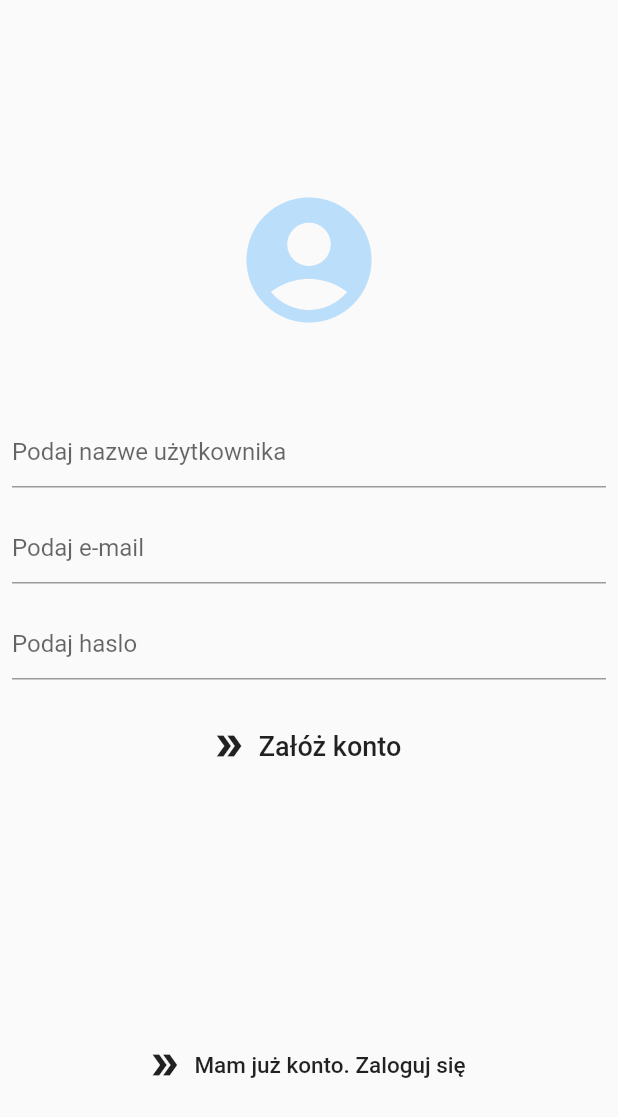
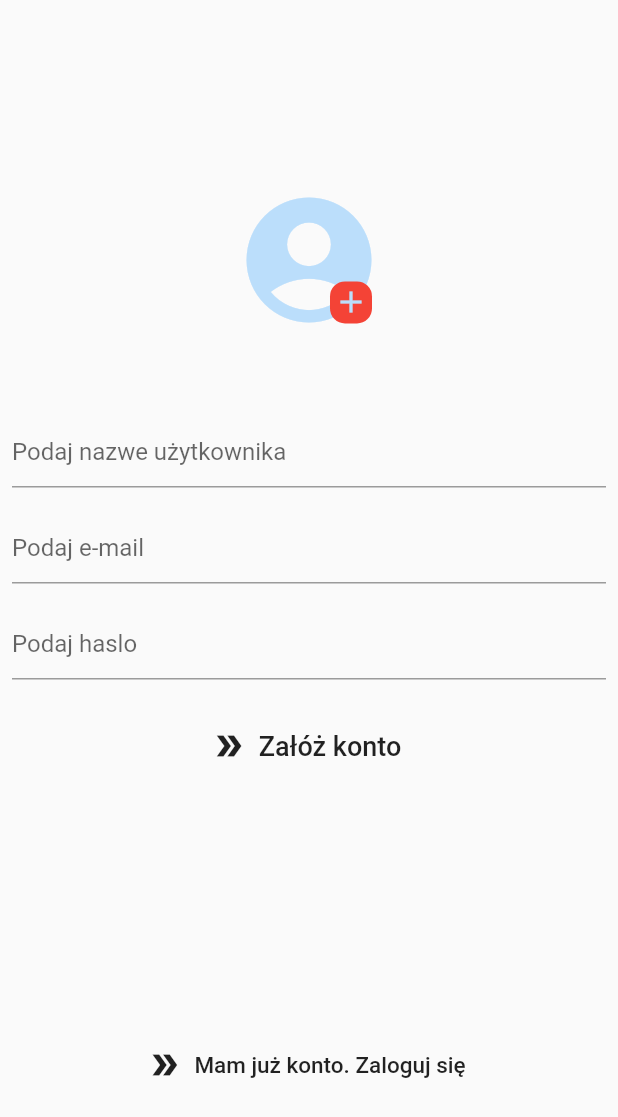
Before and after one commit to Zrazeo/Programowanie_Zespolowe, a Flutter app: the screen it shows after launch, after a tap on "Nie masz konta? Zarejestruj sie", after a tap on "Załóż konto", on a phone screen of 412 x 824 dp. Shown: the top 1117 px of the screen. Run offline on Flutter 3.47's test engine with Material 2 defaults, Android fonts, the phone set to English and light mode, and no system bars; our stand-ins replace cloud_firestore, firebase_auth, firebase_core, firebase_storage, flutter_keyboard_visibility, image_picker and 1 more; accounts and stored records are empty.

Commit message:
Dodanie badge i okraglych zdjec

```diff
--- a/lib/screens/login_screen.dart
+++ b/lib/screens/login_screen.dart
@@ -8,6 +8,7 @@ import 'package:flutter_keyboard_visibility/flutter_keyboard_visibility.dart';
 import 'package:cloud_firestore/cloud_firestore.dart';
 import 'package:firebase_storage/firebase_storage.dart' as firebase_storage;
 import 'package:image_picker/image_picker.dart';
+import '../widgets/badge.dart';
 
 class LoginScreen extends StatefulWidget {
   LoginScreen({Key key}) : super(key: key);
@@ -50,10 +51,10 @@ class _LoginScreenState extends State<LoginScreen> {
     Future<void> _uploadFile() async {
       try {
         await firebase_storage.FirebaseStorage.instance
-            .ref('avatar/$_login.png')
+            .ref('avatar/$_email.png')
             .putFile(_image);
         downloadURL = await firebase_storage.FirebaseStorage.instance
-            .ref('avatar/$_login.png')
+            .ref('avatar/$_email.png')
             .getDownloadURL();
         // print('jedynka'+downloadURL);
       } on firebase_core.FirebaseException catch (e) {
@@ -90,11 +91,17 @@ class _LoginScreenState extends State<LoginScreen> {
                           getImage();
                         },
                         child: _image == null
-                            ? Icon(
-                                Icons.account_circle,
-                                size: 100,
+                            ? Badge(
+                                color: Colors.red,
+                                child: Icon(
+                                  Icons.account_circle,
+                                  size: 100,
+                                ),
                               )
-                            : Image.file(_image),
+                            : CircleAvatar(
+                                radius: 50,
+                                backgroundImage: FileImage(_image),
+                              ),
                       ),
                     ),
               SizedBox(
@@ -166,7 +173,16 @@ class _LoginScreenState extends State<LoginScreen> {
                           MaterialPageRoute(
                               builder: (BuildContext context) => MainScreen()));
                     } on FirebaseAuthException catch (e) {
-                      print(e.code);
+                      if (e.code == 'user-not-found' ||
+                          e.code == 'wrong-password') {
+                        if (MediaQuery.of(context).viewInsets.bottom != 0.0) {
+                          FocusScope.of(context).unfocus();
+                        }
+                        ScaffoldMessenger.of(context).showSnackBar(SnackBar(
+                          content: const Text('Nieprawidlowe dane'),
+                          duration: Duration(seconds: 3),
+                        ));
+                      }
                     }
                   },
                   icon: Icon(Icons.double_arrow_sharp),
--- a/lib/screens/main_screen.dart
+++ b/lib/screens/main_screen.dart
@@ -30,13 +30,14 @@ class _MainScreenState extends State<MainScreen> {
             children: [
               SizedBox(height: mediaQuery.height * 0.05),
               CircleAvatar(
-                  minRadius: 40,
-                  backgroundColor: Colors.transparent,
-                  child: Image.network(
-                    auth.currentUser.photoURL,
-                    height: 90,
-                    width: 90,
-                  )),
+                minRadius: 70,
+                backgroundColor: Colors.transparent,
+                backgroundImage: NetworkImage(auth.currentUser.photoURL),
+                // child: Image.network(
+                //   auth.currentUser.photoURL,
+                //   height: 90,
+                //   width: 90,
+              ),
               Padding(
                 padding: EdgeInsets.only(top: 15),
                 child: Center(
@@ -47,7 +48,7 @@ class _MainScreenState extends State<MainScreen> {
                 ),
               ),
               Padding(
-                padding: EdgeInsets.only(top: 80),
+                padding: EdgeInsets.only(top: 60),
                 child: ListTile(
                   leading: Icon(Icons.message),
                   title: Text(
--- /dev/null
+++ b/lib/widgets/badge.dart
@@ -0,0 +1,40 @@
+import 'package:flutter/material.dart';
+
+class Badge extends StatelessWidget {
+  const Badge({
+    Key key,
+    @required this.child,
+    this.color,
+  }) : super(key: key);
+
+  final Widget child;
+
+  final Color color;
+
+  @override
+  Widget build(BuildContext context) {
+    return Stack(
+      alignment: Alignment.center,
+      children: [
+        child,
+        Positioned(
+          right: 8,
+          bottom: 8,
+          child: Container(
+            padding: EdgeInsets.all(2.0),
+            // color: Theme.of(context).accentColor,
+            decoration: BoxDecoration(
+              borderRadius: BorderRadius.circular(10.0),
+              color: color != null ? color : Theme.of(context).accentColor,
+            ),
+            constraints: BoxConstraints(
+              minWidth: 16,
+              minHeight: 16,
+            ),
+            child: Icon(Icons.add),
+          ),
+        )
+      ],
+    );
+  }
+}
```
